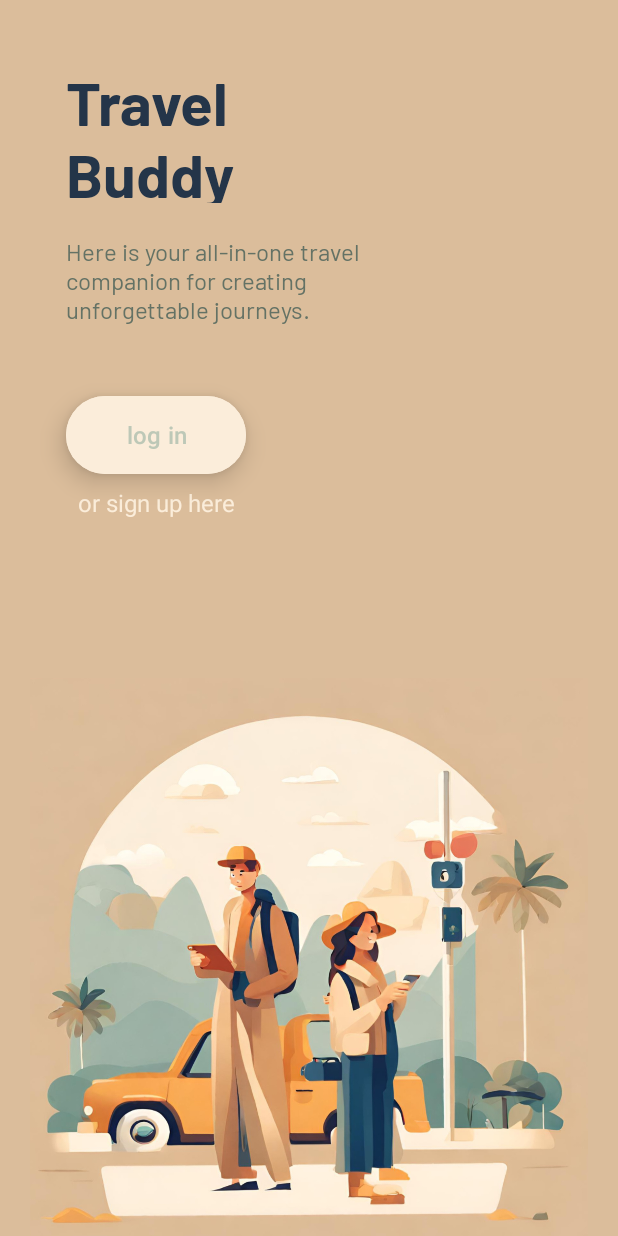
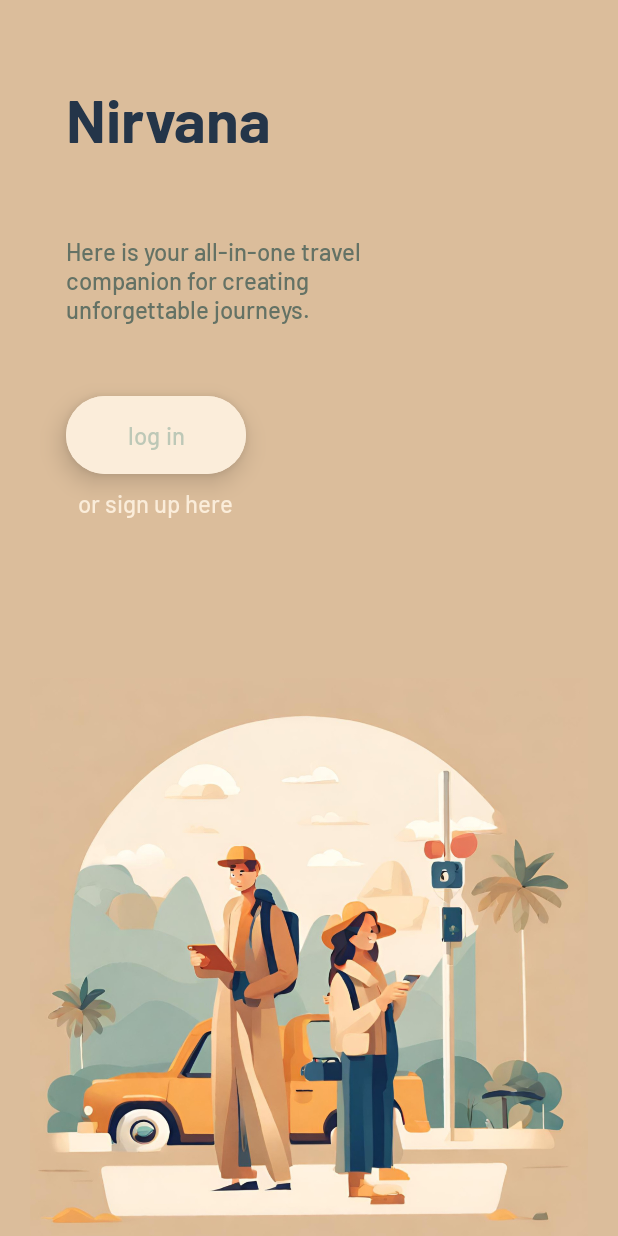
Before and after one commit to aanckr/co3-final-project, an Android app: the screen it shows after launch (StartActivity), on a phone screen of 412 x 824 dp. Run offline under Robolectric (Android 15) with nearby library versions, the light colour scheme and no system bars.

Commit message:
Changed: Colors as values and consistent font family

```diff
--- a/app/src/main/res/layout/activity_start.xml
+++ b/app/src/main/res/layout/activity_start.xml
@@ -9,14 +9,16 @@
 
     <TextView
         android:id="@+id/headline"
-        android:layout_width="114dp"
-        android:layout_height="95dp"
+        android:layout_width="wrap_content"
+        android:layout_height="wrap_content"
         android:layout_marginStart="44dp"
-        android:layout_marginTop="40dp"
+        android:layout_marginTop="53dp"
+        android:layout_marginBottom="53dp"
         android:fontFamily="@font/barlow_bold"
         android:text="@string/app_name"
-        android:textColor="#243549"
+        android:textColor="@color/headline"
         android:textSize="40sp"
+        app:layout_constraintBottom_toTopOf="@+id/description"
         app:layout_constraintStart_toStartOf="parent"
         app:layout_constraintTop_toTopOf="parent" />
 
@@ -26,9 +28,9 @@
         android:layout_height="60dp"
         android:layout_marginStart="44dp"
         android:layout_marginTop="156dp"
-        android:fontFamily="@font/barlow"
+        android:fontFamily="@font/barlow_medium"
         android:text="@string/intro"
-        android:textColor="#647265"
+        android:textColor="@color/dark_green"
         android:textSize="16sp"
         app:layout_constraintStart_toStartOf="parent"
         app:layout_constraintTop_toTopOf="parent" />
@@ -39,11 +41,12 @@
         android:layout_height="60dp"
         android:layout_marginStart="44dp"
         android:layout_marginTop="260dp"
-        android:backgroundTint="#FBEDDA"
+        android:backgroundTint="@color/light_beige"
         android:elevation="10dp"
+        android:fontFamily="@font/barlow_medium"
         android:stateListAnimator="@null"
         android:text="@string/log_in"
-        android:textColor="#BDC8B7"
+        android:textColor="@color/light_green"
         android:textSize="16sp"
         app:layout_constraintStart_toStartOf="parent"
         app:layout_constraintTop_toTopOf="parent" />
@@ -54,8 +57,9 @@
         android:layout_height="wrap_content"
         android:layout_marginStart="52dp"
         android:layout_marginTop="4dp"
+        android:fontFamily="@font/barlow_medium"
         android:text="@string/or_sign_up"
-        android:textColor="#FBEDDA"
+        android:textColor="@color/light_beige"
         android:textSize="16sp"
         app:layout_constraintStart_toStartOf="parent"
         app:layout_constraintTop_toBottomOf="@+id/log_in_btn" />
--- a/app/src/main/res/values/colors.xml
+++ b/app/src/main/res/values/colors.xml
@@ -1,5 +1,22 @@
 <?xml version="1.0" encoding="utf-8"?>
 <resources>
+    //standard colors
     <color name="black">#FF000000</color>
     <color name="white">#FFFFFFFF</color>
+
+    //background colors
+    <color name="start_background">#DBBD9B</color>
+    <color name="background">#FBEDDA</color>
+
+    //text colors
+    <color name="headline">#243549</color>
+    <color name="dark_green">#647265</color>
+    <color name="light_green">#BDC8B7</color>
+    <color name="light_beige">#FBEDDA</color>
+
+    //button colors
+    <color name="button_color">#718C83</color>
+
+    //text field colors
+    <color name="text_field_color">#8ABDC8B7</color>
 </resources>
--- a/app/src/main/res/values/strings.xml
+++ b/app/src/main/res/values/strings.xml
@@ -1,5 +1,5 @@
 <resources>
-    <string name="app_name">Travel Buddy</string>
+    <string name="app_name">Nirvana</string>
     <string name="intro">Here is your all-in-one travel companion for creating unforgettable journeys.</string>
     <string name="log_in">log in</string>
     <string name="or_sign_up">or sign up here</string>
```
Also changed, not shown: app/src/main/res/layout/activity_login.xml (+10 -6 lines), app/src/main/res/layout/activity_profile.xml (+11 -11 lines), app/src/main/res/layout/activity_sign_up.xml (+16 -9 lines).
